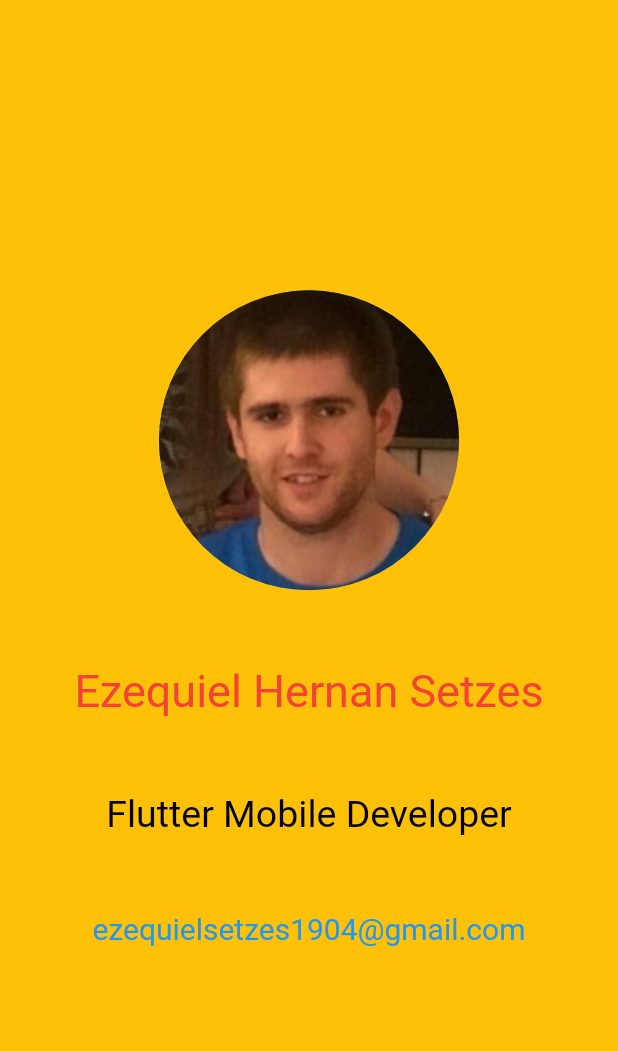
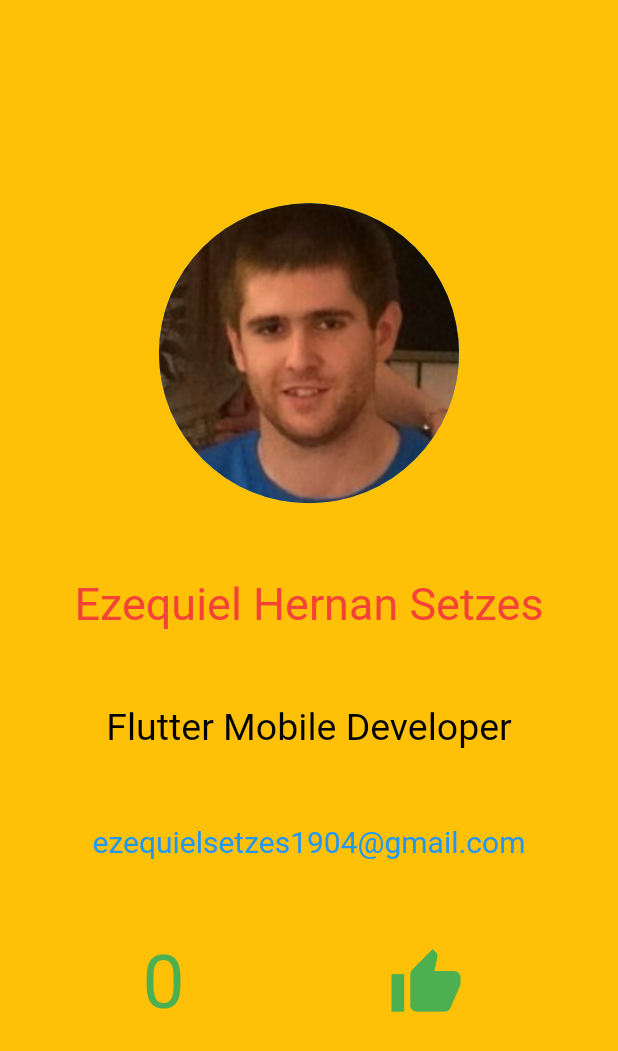
Before and after one commit to ezequielsetzesglobant/card_app, a Flutter app: the screen it shows after launch, on a phone screen of 412 x 824 dp. Shown: the top 1051 px of the screen. Run offline on Flutter 3.47's test engine with Material 2 defaults, Android fonts, the phone set to English and light mode, and no system bars.

Commit message:
likes counter done

```diff
--- a/lib/home_page.dart
+++ b/lib/home_page.dart
@@ -2,8 +2,15 @@ import 'package:flutter/material.dart';
 import 'utils/constants.dart';
 import 'utils/text_styles.dart';
 
-class HomePage extends StatelessWidget {
+class HomePage extends StatefulWidget {
   const HomePage({Key? key}) : super(key: key);
+
+  @override
+  State<HomePage> createState() => _HomePageState();
+}
+
+class _HomePageState extends State<HomePage> {
+  int _likesCounter = Constants.initializationValue;
 
   @override
   Widget build(BuildContext context) {
@@ -13,8 +20,8 @@ class HomePage extends StatelessWidget {
         child: Center(
           child: Column(
             mainAxisAlignment: MainAxisAlignment.center,
-            children: const [
-              Padding(
+            children: [
+              const Padding(
                 padding: EdgeInsets.all(Constants.padding),
                 child: CircleAvatar(
                   backgroundImage: AssetImage(
@@ -23,25 +30,53 @@ class HomePage extends StatelessWidget {
                   radius: Constants.radiusAvatar,
                 ),
               ),
-              Padding(
+              const Padding(
                 padding: EdgeInsets.all(Constants.padding),
                 child: Text(
                   Constants.name,
                   style: TextStyles.nameTextStyle,
                 ),
               ),
-              Padding(
+              const Padding(
                 padding: EdgeInsets.all(Constants.padding),
                 child: Text(
                   Constants.job,
                   style: TextStyles.jobTextStyle,
                 ),
               ),
-              Padding(
+              const Padding(
                 padding: EdgeInsets.all(Constants.padding),
                 child: Text(
                   Constants.mail,
                   style: TextStyles.mailTextStyle,
+                ),
+              ),
+              Padding(
+                padding: const EdgeInsets.all(Constants.padding),
+                child: Row(
+                  mainAxisAlignment: MainAxisAlignment.spaceBetween,
+                  children: [
+                    Padding(
+                      padding: const EdgeInsets.only(
+                        left: Constants.paddingLeft,
+                      ),
+                      child: Text(
+                        '$_likesCounter',
+                        style: TextStyles.likeTextStyle,
+                      ),
+                    ),
+                    Padding(
+                      padding: const EdgeInsets.only(
+                        right: Constants.paddingRight,
+                      ),
+                      child: IconButton(
+                        onPressed: _incrementLikes,
+                        icon: const Icon(Icons.thumb_up),
+                        color: Colors.green,
+                        iconSize: Constants.iconSize,
+                      ),
+                    )
+                  ],
                 ),
               ),
             ],
@@ -50,4 +85,10 @@ class HomePage extends StatelessWidget {
       ),
     );
   }
+
+  _incrementLikes() {
+    setState(() {
+      _likesCounter++;
+    });
+  }
 }
--- a/lib/utils/constants.dart
+++ b/lib/utils/constants.dart
@@ -4,6 +4,11 @@ class Constants {
   static const double jobFontSize = 25.0;
   static const double mailFontSize = 20.0;
   static const double radiusAvatar = 100.0;
+  static const double likeFontSize = 50.0;
+  static const double iconSize = 50.0;
+  static const int initializationValue = 0;
+  static const double paddingLeft = 70.0;
+  static const double paddingRight = 70.0;
   static const String avatarPath = 'assets/images/avatar.png';
   static const String name = 'Ezequiel Hernan Setzes';
   static const String job = 'Flutter Mobile Developer';
--- a/lib/utils/text_styles.dart
+++ b/lib/utils/text_styles.dart
@@ -14,4 +14,8 @@ class TextStyles {
     fontSize: Constants.mailFontSize,
     color: Colors.blue,
   );
+  static const TextStyle likeTextStyle = TextStyle(
+    fontSize: Constants.likeFontSize,
+    color: Colors.green,
+  );
 }
```
Also changed, not shown: 1 other file.
